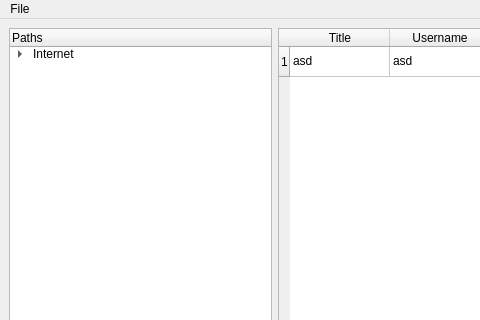
First picture: the form in vaultkee/ui/main.ui, repository ShadowApex/vaultkee, before the edit; both pictures show x 0 to 480 and y 0 to 320 of the 945 by 603 pixel window.
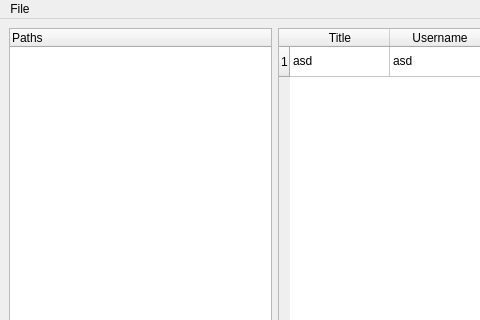
Second picture: the form after the edit.

The edit to the form file:
```diff
--- a/vaultkee/ui/main.ui
+++ b/vaultkee/ui/main.ui
@@ -98,16 +98,6 @@
         <string>Paths</string>
        </property>
       </column>
-      <item>
-       <property name="text">
-        <string>Internet</string>
-       </property>
-       <item>
-        <property name="text">
-         <string>Item</string>
-        </property>
-       </item>
-      </item>
      </widget>
     </item>
    </layout>
```
